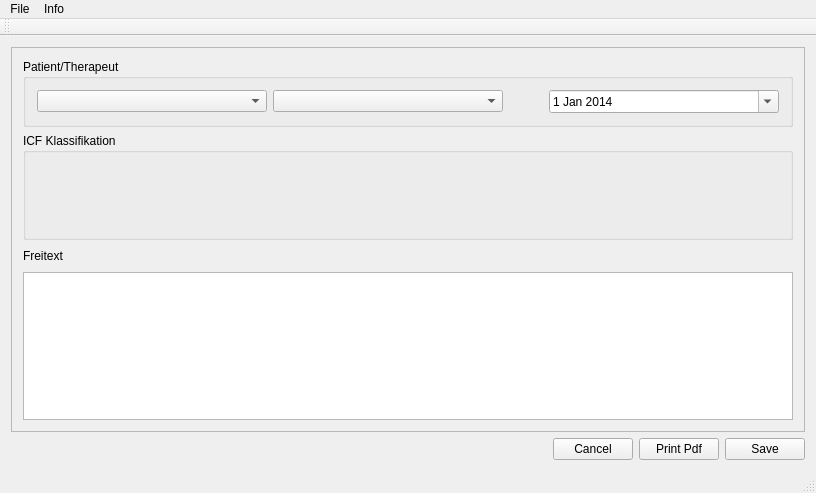
First picture: the form in mainwindow.ui, repository loaded02/ICF_Report, before the edit.
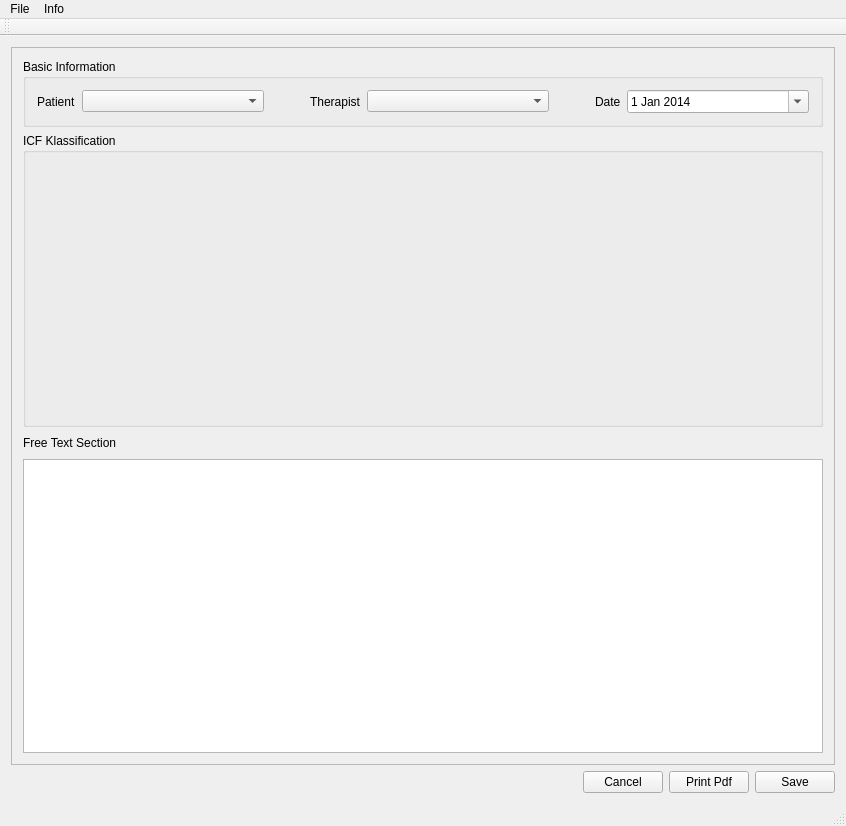
Second picture: the form after the edit. Custom widgets are drawn as their Qt base class.

Diff of the .ui file:
```diff
--- a/mainwindow.ui
+++ b/mainwindow.ui
@@ -6,8 +6,8 @@
    <rect>
     <x>0</x>
     <y>0</y>
-    <width>816</width>
-    <height>493</height>
+    <width>846</width>
+    <height>826</height>
    </rect>
   </property>
   <property name="windowTitle">
@@ -28,22 +28,78 @@
         <rect>
          <x>0</x>
          <y>0</y>
-         <width>796</width>
-         <height>383</height>
+         <width>826</width>
+         <height>716</height>
         </rect>
        </property>
        <layout class="QVBoxLayout" name="verticalLayout_2">
         <item>
          <widget class="QGroupBox" name="groupBox">
           <property name="title">
-           <string>Patient/Therapeut</string>
+           <string>Basic Information</string>
           </property>
           <layout class="QHBoxLayout" name="horizontalLayout">
            <item>
-            <widget class="QComboBox" name="patientcB"/>
+            <widget class="QLabel" name="label_2">
+             <property name="sizePolicy">
+              <sizepolicy hsizetype="Preferred" vsizetype="Preferred">
+               <horstretch>0</horstretch>
+               <verstretch>0</verstretch>
+              </sizepolicy>
+             </property>
+             <property name="text">
+              <string>Patient</string>
+             </property>
+            </widget>
            </item>
            <item>
-            <widget class="QComboBox" name="therapeutcB"/>
+            <widget class="QComboBox" name="patientcB">
+             <property name="sizePolicy">
+              <sizepolicy hsizetype="MinimumExpanding" vsizetype="Fixed">
+               <horstretch>0</horstretch>
+               <verstretch>0</verstretch>
+              </sizepolicy>
+             </property>
+            </widget>
+           </item>
+           <item>
+            <spacer name="horizontalSpacer_3">
+             <property name="orientation">
+              <enum>Qt::Horizontal</enum>
+             </property>
+             <property name="sizeType">
+              <enum>QSizePolicy::Preferred</enum>
+             </property>
+             <property name="sizeHint" stdset="0">
+              <size>
+               <width>40</width>
+               <height>20</height>
+              </size>
+             </property>
+            </spacer>
+           </item>
+           <item>
+            <widget class="QLabel" name="label_3">
+             <property name="sizePolicy">
+              <sizepolicy hsizetype="Preferred" vsizetype="Preferred">
+               <horstretch>0</horstretch>
+               <verstretch>0</verstretch>
+              </sizepolicy>
+             </property>
+             <property name="text">
+              <string>Therapist</string>
+             </property>
+            </widget>
+           </item>
+           <item>
+            <widget class="QComboBox" name="therapeutcB">
+             <property name="sizePolicy">
+              <sizepolicy hsizetype="MinimumExpanding" vsizetype="Fixed">
+               <horstretch>0</horstretch>
+               <verstretch>0</verstretch>
+              </sizepolicy>
+             </property>
+            </widget>
            </item>
            <item>
             <spacer name="horizontalSpacer_2">
@@ -61,8 +117,27 @@
              </property>
             </spacer>
            </item>
+           <item>
+            <widget class="QLabel" name="label_4">
+             <property name="sizePolicy">
+              <sizepolicy hsizetype="Preferred" vsizetype="Preferred">
+               <horstretch>0</horstretch>
+               <verstretch>0</verstretch>
+              </sizepolicy>
+             </property>
+             <property name="text">
+              <string>Date</string>
+             </property>
+            </widget>
+           </item>
            <item>
             <widget class="QDateEdit" name="dateEdit">
+             <property name="sizePolicy">
+              <sizepolicy hsizetype="MinimumExpanding" vsizetype="Fixed">
+               <horstretch>0</horstretch>
+               <verstretch>0</verstretch>
+              </sizepolicy>
+             </property>
              <property name="minimumDate">
               <date>
                <year>2014</year>
@@ -78,23 +153,10 @@
           </layout>
          </widget>
         </item>
-        <item>
-         <spacer name="verticalSpacer_2">
-          <property name="orientation">
-           <enum>Qt::Vertical</enum>
-          </property>
-          <property name="sizeHint" stdset="0">
-           <size>
-            <width>20</width>
-            <height>40</height>
-           </size>
-          </property>
-         </spacer>
-        </item>
         <item>
          <widget class="QGroupBox" name="groupBox_2">
           <property name="title">
-           <string>ICF Klassifikation</string>
+           <string>ICF Klassification</string>
           </property>
           <layout class="QVBoxLayout" name="verticalLayout">
            <item>
@@ -151,25 +213,12 @@
           </layout>
          </widget>
         </item>
-        <item>
-         <spacer name="verticalSpacer_3">
-          <property name="orientation">
-           <enum>Qt::Vertical</enum>
-          </property>
-          <property name="sizeHint" stdset="0">
-           <size>
-            <width>20</width>
-            <height>40</height>
-           </size>
-          </property>
-         </spacer>
-        </item>
         <item>
          <layout class="QHBoxLayout" name="horizontalLayout_3">
           <item>
            <widget class="QLabel" name="label">
             <property name="text">
-             <string>Freitext</string>
+             <string>Free Text Section</string>
             </property>
            </widget>
           </item>
@@ -240,7 +289,7 @@
     <rect>
      <x>0</x>
      <y>0</y>
-     <width>816</width>
+     <width>846</width>
      <height>20</height>
     </rect>
    </property>
```
